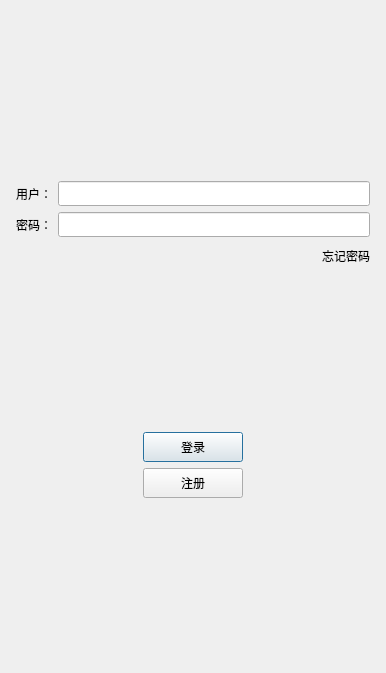
Old version of the form logindialog.ui in the repository Binbin0613/BinChat.
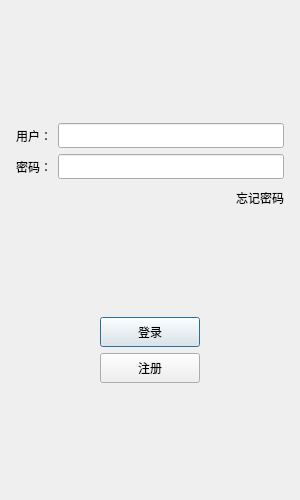
New version of the form. Icons and pictures are not drawn.

The edit to the form file:
```diff
--- a/logindialog.ui
+++ b/logindialog.ui
@@ -6,10 +6,22 @@
    <rect>
     <x>0</x>
     <y>0</y>
-    <width>386</width>
-    <height>673</height>
+    <width>300</width>
+    <height>500</height>
    </rect>
   </property>
+  <property name="minimumSize">
+   <size>
+    <width>300</width>
+    <height>500</height>
+   </size>
+  </property>
+  <property name="maximumSize">
+   <size>
+    <width>300</width>
+    <height>500</height>
+   </size>
+  </property>
   <property name="windowTitle">
    <string>Dialog</string>
   </property>
```
